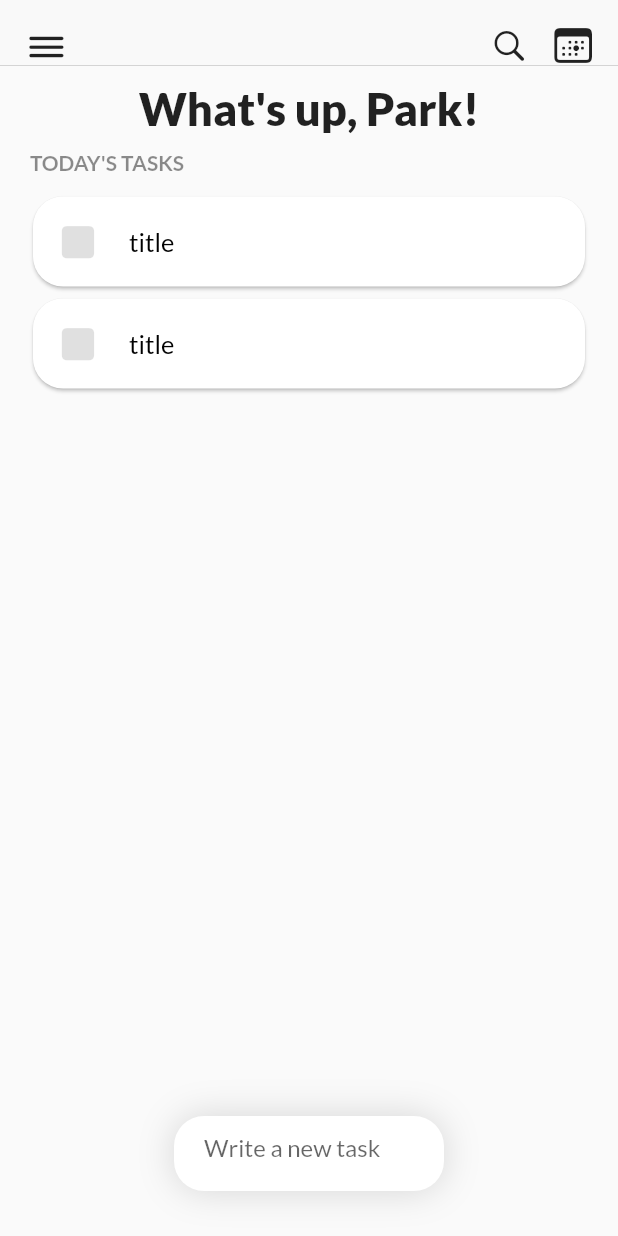
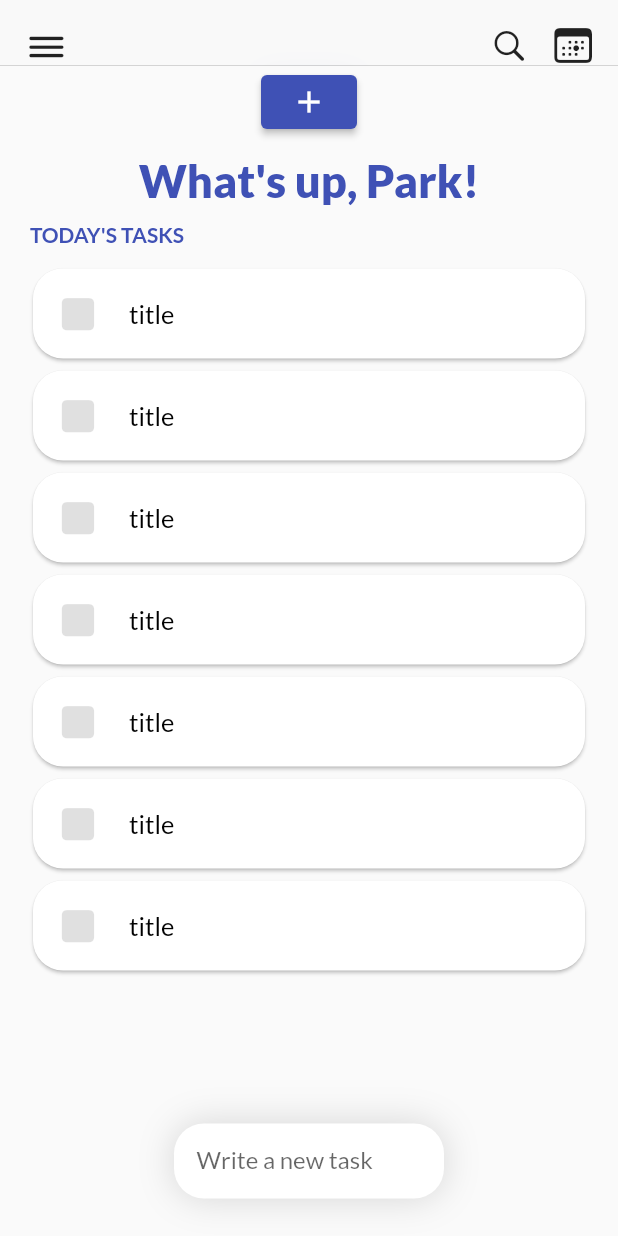
Before and after one commit to ParkSoravee/Todo_App, a Flutter app: the screen it shows after launch, on a phone screen of 412 x 824 dp. Run offline on Flutter 3.47's test engine with Material 2 defaults, Android fonts, the phone set to English and light mode, and no system bars; our stand-ins replace flutter_keyboard_visibility.

Commit message:
separated in Widget NewTask.

```diff
--- /dev/null
+++ b/lib/new_task/new_task.dart
@@ -0,0 +1,32 @@
+import 'package:flutter/material.dart';
+import 'package:todo_app/new_task/new_task_field.dart';
+import 'package:todo_app/providers/tasks.dart';
+
+class NewTask extends StatefulWidget {
+  @override
+  _NewTaskState createState() => _NewTaskState();
+}
+
+class _NewTaskState extends State<NewTask> {
+  String taskTitle = '';
+
+  void addTaskTitle(String newTask) {}
+
+  @override
+  Widget build(BuildContext context) {
+    return Container(
+      width: double.infinity,
+      padding: EdgeInsets.symmetric(
+        vertical: 30,
+        horizontal: 20,
+      ),
+      height: 10,
+      child: Column(
+        mainAxisAlignment: MainAxisAlignment.end,
+        children: [
+          NewTaskField(),
+        ],
+      ),
+    );
+  }
+}
--- /dev/null
+++ b/lib/new_task/new_task_field.dart
@@ -0,0 +1,95 @@
+import 'package:flutter/material.dart';
+import 'package:flutter_keyboard_visibility/flutter_keyboard_visibility.dart';
+import 'package:provider/provider.dart';
+import 'package:todo_app/providers/tasks.dart';
+
+class NewTaskField extends StatefulWidget {
+  @override
+  _NewTaskFieldState createState() => _NewTaskFieldState();
+}
+
+class _NewTaskFieldState extends State<NewTaskField> {
+  final _keyboardVisibilityController = KeyboardVisibilityController();
+  final _controller = TextEditingController();
+  final _focusNode = FocusNode();
+  var _isOnFocus = false;
+
+  void _addTask() {
+    if (_controller.text.isEmpty) {
+      // _showTagSelect = false;
+      _focusNode.unfocus();
+      return;
+    }
+    Provider.of<Tasks>(context, listen: false)
+        .addTask(Task(DateTime.now().toString(), _controller.text));
+    // _showTagSelect = false;
+    _focusNode.unfocus();
+    _controller.clear();
+  }
+
+  @override
+  void initState() {
+    super.initState();
+    _focusNode.addListener(() {
+      setState(() {
+        if (_focusNode.hasFocus) {
+          _isOnFocus = true;
+        } else {
+          _isOnFocus = false;
+        }
+      });
+    });
+    _keyboardVisibilityController.onChange.listen((visible) {
+      if (!visible) {
+        _focusNode.unfocus();
+      }
+    });
+  }
+
+  @override
+  Widget build(BuildContext context) {
+    final screenW = MediaQuery.of(context).size.width;
+    return Column(
+      mainAxisSize: MainAxisSize.min,
+      children: [
+        // if (_isOnFocus)
+        //   Row(
+        //     children: [Text('TAG')],
+        //   ),
+        AnimatedContainer(
+          duration: Duration(milliseconds: 500),
+          curve: Curves.ease,
+          width: _isOnFocus ? screenW : 180,
+          // padding: EdgeInsets.symmetric(
+          //   horizontal: 15,
+          // ),
+          decoration: BoxDecoration(
+            borderRadius: BorderRadius.circular(20),
+            color: Colors.white,
+            boxShadow: [
+              BoxShadow(
+                color: Colors.grey.withOpacity(0.4),
+                spreadRadius: 0,
+                blurRadius: 20,
+                offset: Offset(0, 0), // changes position of shadow
+              ),
+            ],
+          ),
+          child: TextField(
+            focusNode: _focusNode,
+            controller: _controller,
+            textInputAction: TextInputAction.done,
+            decoration: InputDecoration(
+              border: InputBorder.none,
+              contentPadding: EdgeInsets.only(bottom: 15, left: 15, right: 15),
+              labelText: 'Write a new task',
+              floatingLabelBehavior: FloatingLabelBehavior.never,
+            ),
+            onEditingComplete: _addTask,
+            // onSubmitted: _addTask,
+          ),
+        ),
+      ],
+    );
+  }
+}
--- a/lib/providers/tasks.dart
+++ b/lib/providers/tasks.dart
@@ -11,6 +11,11 @@ class Tasks with ChangeNotifier {
   List<Task> _tasks = [
     Task('a', 'title'),
     Task('b', 'title'),
+    Task('c', 'title'),
+    Task('d', 'title'),
+    Task('e', 'title'),
+    Task('f', 'title'),
+    Task('g', 'title'),
   ];
 
   List<Task> get tasks {
--- a/lib/screens/todo_screen.dart
+++ b/lib/screens/todo_screen.dart
@@ -1,15 +1,12 @@
 import 'package:flutter/material.dart';
 import 'package:flutter/cupertino.dart';
 import 'package:todo_app/widgets/add_new_task.dart';
+import 'package:todo_app/new_task/new_task.dart';
+import 'package:todo_app/widgets/sub_title.dart';
 import 'package:todo_app/widgets/task_list.dart';
 
 class TodoScreen extends StatelessWidget {
-  @override
-  Widget build(BuildContext context) {
-    return Scaffold(
-      resizeToAvoidBottomInset: false,
-      backgroundColor: Colors.grey.shade50,
-      appBar: CupertinoNavigationBar(
+  final appBar = CupertinoNavigationBar(
     padding: EdgeInsetsDirectional.all(15),
     leading: Icon(CupertinoIcons.bars),
     trailing: Row(
@@ -31,19 +28,36 @@ class TodoScreen extends StatelessWidget {
         ),
       ],
     ),
+  );
+
+  @override
+  Widget build(BuildContext context) {
+    final screenW = MediaQuery.of(context).size.height;
+
+    return Scaffold(
+      resizeToAvoidBottomInset: false,
+      backgroundColor: Colors.grey.shade50,
+      appBar: appBar,
+      body: LayoutBuilder(
+        builder: (context, constraints) => Stack(
+          children: [
+            Column(
+              children: [
+                ElevatedButton(
+                  onPressed: () {
+                    print(screenW);
+                    print(constraints.maxHeight);
+                  },
+                  child: Icon(Icons.add),
                 ),
-      body: LayoutBuilder(
-        builder: (context, constrains) => Column(
-          mainAxisSize: MainAxisSize.min,
-          children: [
                 Container(
                   padding: EdgeInsets.symmetric(vertical: 10, horizontal: 20),
-              // width: double.infinity,
                   child: Text(
                     'What\'s up, Park!',
                     style: TextStyle(
                       fontSize: 30,
                       fontWeight: FontWeight.w900,
+                      color: Theme.of(context).primaryColor,
                     ),
                     textAlign: TextAlign.start,
                   ),
@@ -51,19 +65,25 @@ class TodoScreen extends StatelessWidget {
                 // SizedBox(
                 //   height: 150,
                 // ),
+                SubTitle(),
+                TaskList(),
+                // SizedBox(
+                //   height: 100,
+                // ),
                 Container(
-              padding: EdgeInsets.symmetric(horizontal: 20),
-              width: double.infinity,
-              child: Text(
-                'TODAY\'S TASKS',
-                style: TextStyle(
-                  color: Colors.black45,
-                  fontWeight: FontWeight.w600,
+                  height: 100,
+                )
+              ],
             ),
+            AnimatedPositioned(
+              duration: Duration(milliseconds: 200),
+              curve: Curves.ease,
+              child: NewTask(),
+              width: constraints.maxWidth,
+              height: 130,
+              top: constraints.maxHeight - 125,
+              // top: screenW - constraints.maxHeight,
             ),
-            ),
-            TaskList(),
-            AddNewTask(constrains.maxHeight),
           ],
         ),
       ),
--- a/lib/widgets/add_new_task.dart
+++ b/lib/widgets/add_new_task.dart
@@ -1,4 +1,6 @@
+import 'package:flutter/cupertino.dart';
 import 'package:flutter/material.dart';
+import 'package:flutter_keyboard_visibility/flutter_keyboard_visibility.dart';
 import 'package:provider/provider.dart';
 import 'package:todo_app/providers/tasks.dart';
 
@@ -12,22 +14,23 @@ class AddNewTask extends StatefulWidget {
 }
 
 class _AddNewTaskState extends State<AddNewTask> {
+  var _keyboardVisibilityController = KeyboardVisibilityController();
   final _controller = TextEditingController();
   final _focusNode = FocusNode();
   // bool isAdding = false;
-  bool isFocus = false;
-  bool showTagSelect = false;
-  late double keyboardH;
+  bool _isFocus = false;
+  bool _showTagSelect = false;
+  // late double _keyboardH;
 
   void _addTask() {
     if (_controller.text.isEmpty) {
-      showTagSelect = false;
+      _showTagSelect = false;
       _focusNode.unfocus();
       return;
     }
     Provider.of<Tasks>(context, listen: false)
         .addTask(Task(DateTime.now().toString(), _controller.text));
-    showTagSelect = false;
+    _showTagSelect = false;
     _focusNode.unfocus();
     _controller.clear();
   }
@@ -39,28 +42,58 @@ class _AddNewTaskState extends State<AddNewTask> {
       print('focus');
       setState(() {
         if (_focusNode.hasFocus) {
-          isFocus = true;
-          showTagSelect = false;
+          _isFocus = true;
+          _showTagSelect = false;
           // isAdding = true;
         } else {
-          isFocus = false;
+          _isFocus = false;
+        }
+      });
+      _keyboardVisibilityController.onChange.listen((visible) {
+        if (visible)
+          print('keyboard on');
+        else {
+          print('keyboard off');
+          // if (_controller.text.isEmpty) {
+          _focusNode.unfocus();
+          _controller.clear();
+          _isFocus = false;
+          // }
         }
       });
     });
   }
 
+//TODO: add border radius
   @override
   Widget build(BuildContext context) {
     final screenW = MediaQuery.of(context).size.width;
-    return Column(
+    return Container(
+      color: Colors.blue,
+      width: double.infinity,
+      padding: EdgeInsets.all(20),
+      decoration: BoxDecoration(
+          // color: Colors.amber,
+          // borderRadius: BorderRadius.only(
+          //   topLeft: Radius.circular(5),
+          //   topRight: Radius.circular(5),
+          // ),
+          ),
+      child: Column(
         mainAxisSize: MainAxisSize.min,
         children: [
+          if (_isFocus)
+            Container(
+              padding: EdgeInsets.only(left: 20, right: 20),
+              child: Text('tag'),
+              width: double.infinity,
+            ),
           AnimatedContainer(
             duration: Duration(milliseconds: 500),
             curve: Curves.ease,
             // alignment: Alignment.center,
             decoration: BoxDecoration(
-            color: Colors.white,
+              // color: Colors.white,
               borderRadius: BorderRadius.circular(20),
               boxShadow: [
                 BoxShadow(
@@ -72,19 +105,19 @@ class _AddNewTaskState extends State<AddNewTask> {
               ],
             ),
             height: 50,
-          width: (isFocus || showTagSelect) ? screenW : 180,
+            width: (_isFocus || _showTagSelect) ? screenW : 180,
             padding: EdgeInsets.only(
               left: 20,
               right: 20,
               bottom: 5,
               top: 0,
             ),
-          margin: EdgeInsets.only(
-            top: 20,
-            left: 20,
-            right: 20,
-            bottom: 30,
-          ),
+            // margin: EdgeInsets.only(
+            //   top: 20,
+            //   left: 20,
+            //   right: 20,
+            //   bottom: 30,
+            // ),
             child: Row(
               mainAxisSize: MainAxisSize.min,
               children: [
@@ -103,22 +136,7 @@ class _AddNewTaskState extends State<AddNewTask> {
                     onEditingComplete: _addTask,
                   ),
                 ),
-              if (isFocus || showTagSelect)
-                InkWell(
-                  child: Icon(Icons.tag),
-                  onTap: () {
-                    print('press1');
-                    _focusNode.unfocus();
-                    setState(() {
-                      showTagSelect = true;
-                    });
-                  },
-                ),
-              if (isFocus || showTagSelect)
-                SizedBox(
-                  width: 15,
-                ),
-              if (isFocus || showTagSelect)
+                if (_isFocus || _showTagSelect)
                   InkWell(
                     child: Icon(Icons.calendar_today),
                     onTap: () {
@@ -128,15 +146,8 @@ class _AddNewTaskState extends State<AddNewTask> {
               ],
             ),
           ),
-        // if (_focusNode.hasFocus)
-        AnimatedContainer(
-          duration: Duration(milliseconds: 200),
-          curve: Curves.easeIn,
-          height: (isFocus || showTagSelect) ? 249 : 0,
-          // height: 249,
-          // color: Colors.amber,
+        ],
       ),
-      ],
     );
   }
 }
--- /dev/null
+++ b/lib/widgets/sub_title.dart
@@ -0,0 +1,18 @@
+import 'package:flutter/material.dart';
+
+class SubTitle extends StatelessWidget {
+  @override
+  Widget build(BuildContext context) {
+    return Container(
+      padding: EdgeInsets.symmetric(horizontal: 20),
+      width: double.infinity,
+      child: Text(
+        'TODAY\'S TASKS',
+        style: TextStyle(
+          color: Colors.indigo[500],
+          fontWeight: FontWeight.w600,
+        ),
+      ),
+    );
+  }
+}
```
Lines whose indentation alone changed are shown as unchanged.
